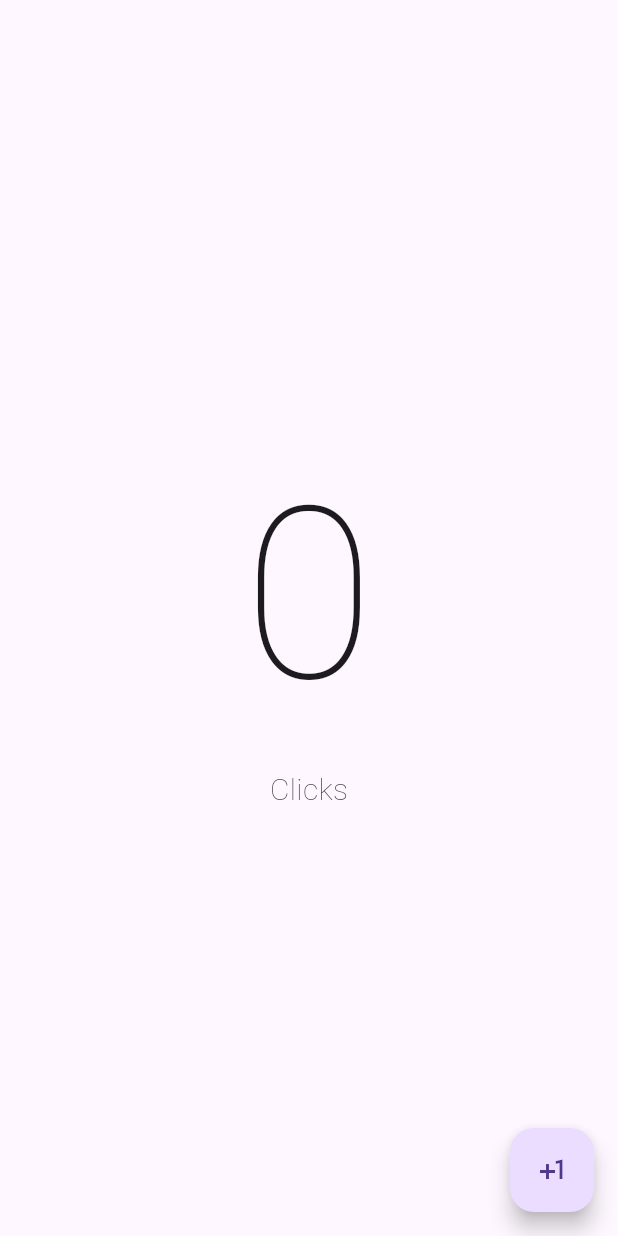
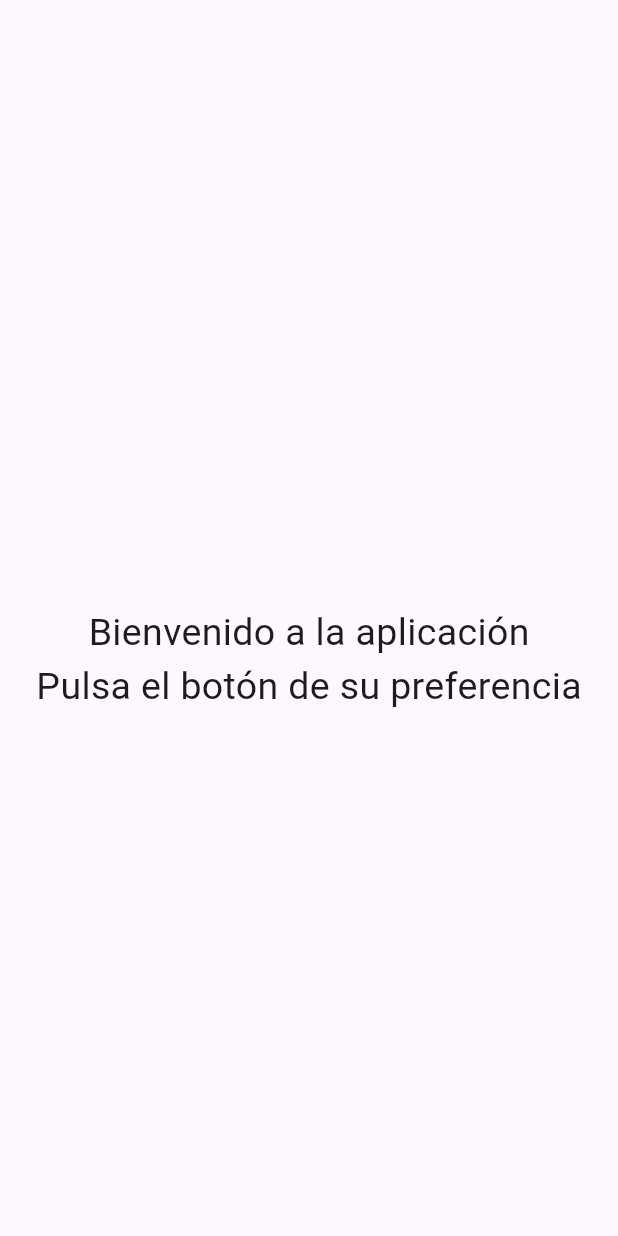
Before and after one commit to danihs2/flutterApp, a Flutter app: the screen it shows after launch, on a phone screen of 412 x 824 dp. Run offline on Flutter 3.47's test engine with Material 3 defaults, Android fonts, the phone set to English and light mode, and no system bars.

Commit message:
Avances curso

```diff
--- /dev/null
+++ b/lib/app.dart
@@ -0,0 +1,17 @@
+import 'package:first_app/presentations/screens/inicio/inicio.dart';
+import 'package:flutter/material.dart';
+
+class MyApp extends StatelessWidget {
+  const MyApp({super.key});
+
+  @override
+  Widget build(BuildContext context) {
+    return const MaterialApp(
+      home: Scaffold(
+        body: Center(
+          child: Inicio(),
+        ),
+      ),
+    );
+  }
+}
--- a/lib/main.dart
+++ b/lib/main.dart
@@ -1,18 +1,6 @@
-import 'package:first_app/presentations/screens/counter/counter_screen.dart';
+import 'package:first_app/app.dart';
 import 'package:flutter/material.dart';
 
-void main(){
-  runApp(MyApp());
+void main() {
+  runApp(const MyApp());
 }
-
-class MyApp extends StatelessWidget {
-  const MyApp({super.key});
-
-  @override
-  Widget build(BuildContext context) {
-    return const MaterialApp(
-      home: CounterScreen(),
-    );
-  }
-
-}
--- a/lib/presentations/screens/counter/counter_screen.dart
+++ b/lib/presentations/screens/counter/counter_screen.dart
@@ -1,9 +1,6 @@
-import 'dart:ffi';
-
 import 'package:flutter/material.dart';
 
 class CounterScreen extends StatefulWidget {
-
   const CounterScreen({super.key});
 
   @override
@@ -11,28 +8,32 @@ class CounterScreen extends StatefulWidget {
 }
 
 class _CounterScreenState extends State<CounterScreen> {
-  int clickCounter = 0;
+  int contador = 0;
 
   @override
   Widget build(BuildContext context) {
-    return Scaffold(
-      body: Center(
-        child: Column(
-          mainAxisAlignment: MainAxisAlignment.center,
-          children: [
-            Text("$clickCounter", style: const TextStyle(fontSize: 160, fontWeight: FontWeight.w100)),
-            const Text("Clicks", style: TextStyle(fontSize: 20, fontWeight: FontWeight.w100)),
-          ],
-        )
+    return MaterialApp(
+      home: Scaffold(
+        appBar: AppBar(
+          title: const Text('Counter'),
+        ),
+        body: Center(
+          child: Text(
+            'Contador: $contador',
+            style: const TextStyle(
+              fontSize: 25
+            ),
+          ),
+        ),
+        floatingActionButton: FloatingActionButton(
+          onPressed: () {
+            setState(() {
+              contador++;
+            });
+          },
+          child: const Icon(Icons.add),
+        ),
       ),
-      floatingActionButton: FloatingActionButton(
-        onPressed: (){
-          setState(() {
-            clickCounter++;
-          });
-        },
-        child: Icon(Icons.plus_one),
-      )
     );
   }
 }
--- /dev/null
+++ b/lib/presentations/screens/inicio/inicio.dart
@@ -0,0 +1,34 @@
+import 'package:flutter/material.dart';
+
+class Inicio extends StatelessWidget {
+  const Inicio({super.key});
+
+  @override
+  Widget build(BuildContext context) {
+    return MaterialApp(
+      home: Scaffold(
+        appBar: AppBar(
+        ),
+        body: const Center(
+          child: Column(
+            mainAxisAlignment: MainAxisAlignment.center,
+            children: [
+              Text(
+                'Bienvenido a la aplicación',
+                style: TextStyle(
+                  fontSize: 25
+                ),
+              ),
+              Text(
+                'Pulsa el botón de su preferencia',
+                style: TextStyle(
+                  fontSize: 25
+                ),
+              ),
+            ],
+          ),
+        ),
+      ),
+    );
+  }
+}
```
